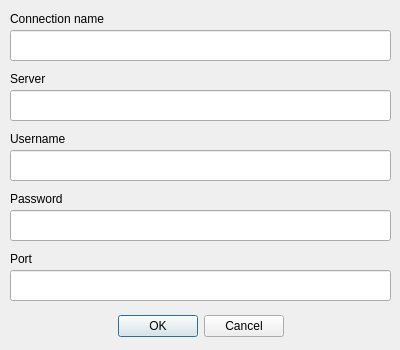
Qt form cloud_os_desktop/EditConnectionDialog.ui (bayrell-os/desktop_client) before a commit.
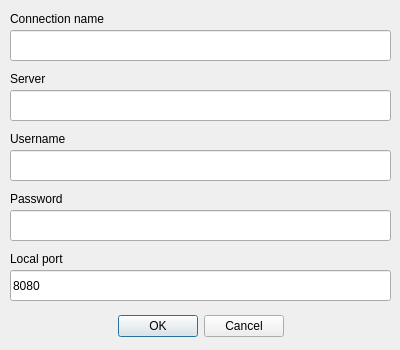
The same form after that commit.

Commit message: add local port

Diff of the .ui file:
```diff
--- a/cloud_os_desktop/EditConnectionDialog.ui
+++ b/cloud_os_desktop/EditConnectionDialog.ui
@@ -111,7 +111,7 @@
     </rect>
    </property>
    <property name="text">
-    <string>Port</string>
+    <string>Local port</string>
    </property>
   </widget>
   <widget class="QLineEdit" name="portEdit">
@@ -123,6 +123,9 @@
      <height>31</height>
     </rect>
    </property>
+   <property name="text">
+    <string>8080</string>
+   </property>
   </widget>
   <widget class="QLabel" name="label_5">
    <property name="geometry">
```
The commit also changes 8 other files.
